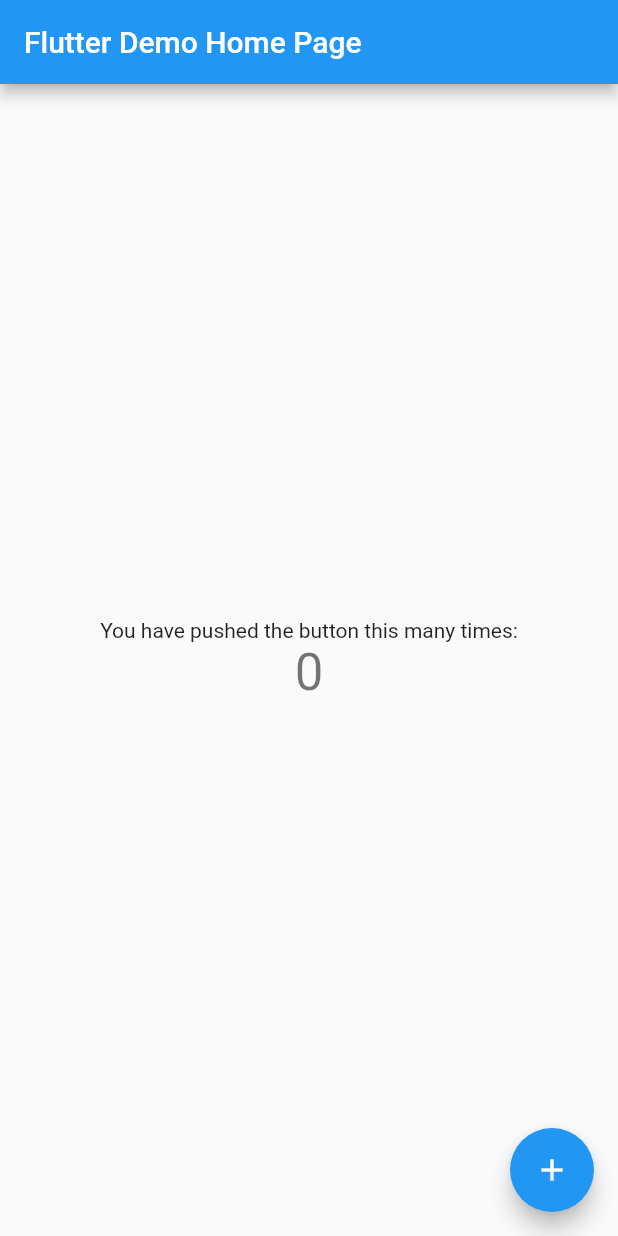
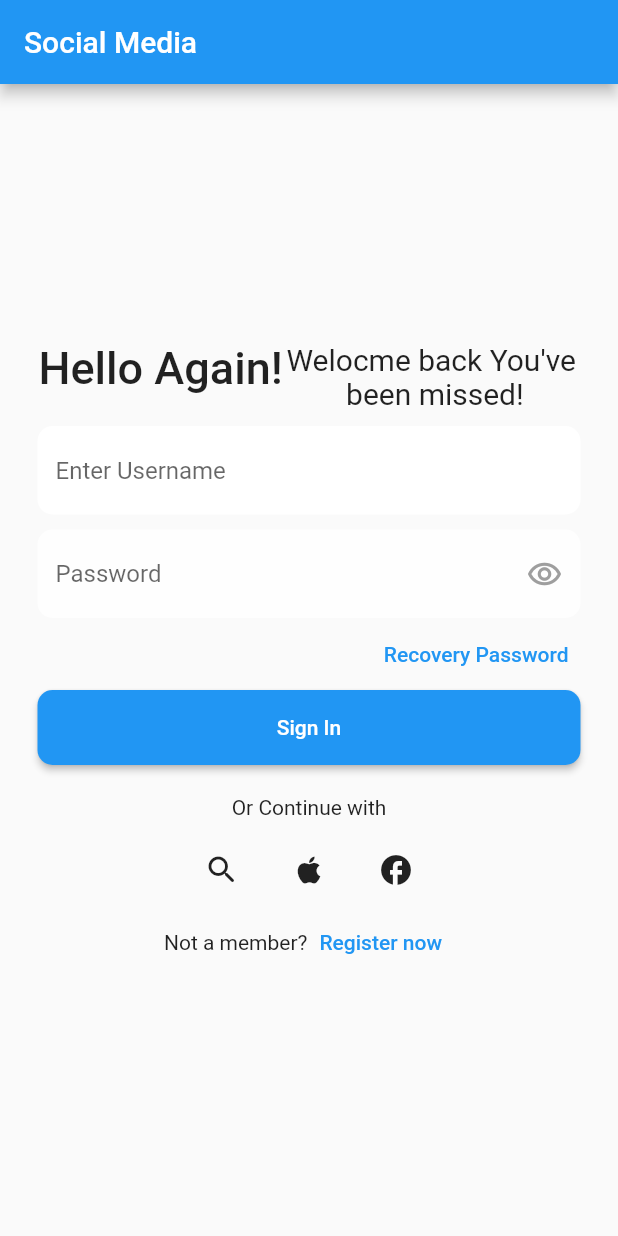
Before and after one commit to NShreedesh/SocialMedia-Flutter, a Flutter app: the screen it shows after launch, on a phone screen of 412 x 824 dp. Run offline on Flutter 3.47's test engine with Material 2 defaults, Android fonts, the phone set to English and light mode, and no system bars.

Commit message:
add login page

```diff
--- a/lib/main.dart
+++ b/lib/main.dart
@@ -1,4 +1,5 @@
 import 'package:flutter/material.dart';
+import 'package:socialmedia/pages/login.dart';
 
 void main() {
   runApp(const MyApp());
@@ -7,109 +8,16 @@ void main() {
 class MyApp extends StatelessWidget {
   const MyApp({super.key});
 
-  // This widget is the root of your application.
   @override
   Widget build(BuildContext context) {
     return MaterialApp(
-      title: 'Flutter Demo',
-      theme: ThemeData(
-        // This is the theme of your application.
-        //
-        // Try running your application with "flutter run". You'll see the
-        // application has a blue toolbar. Then, without quitting the app, try
-        // changing the primarySwatch below to Colors.green and then invoke
-        // "hot reload" (press "r" in the console where you ran "flutter run",
-        // or simply save your changes to "hot reload" in a Flutter IDE).
-        // Notice that the counter didn't reset back to zero; the application
-        // is not restarted.
-        primarySwatch: Colors.blue,
+      home: Scaffold(
+        resizeToAvoidBottomInset: false,
+        appBar: AppBar(
+          title: const Text('Social Media'),
+        ),
+        body: const Login(),
       ),
-      home: const MyHomePage(title: 'Flutter Demo Home Page'),
     );
   }
 }
-
-class MyHomePage extends StatefulWidget {
-  const MyHomePage({super.key, required this.title});
-
-  // This widget is the home page of your application. It is stateful, meaning
-  // that it has a State object (defined below) that contains fields that affect
-  // how it looks.
-
-  // This class is the configuration for the state. It holds the values (in this
-  // case the title) provided by the parent (in this case the App widget) and
-  // used by the build method of the State. Fields in a Widget subclass are
-  // always marked "final".
-
-  final String title;
-
-  @override
-  State<MyHomePage> createState() => _MyHomePageState();
-}
-
-class _MyHomePageState extends State<MyHomePage> {
-  int _counter = 0;
-
-  void _incrementCounter() {
-    setState(() {
-      // This call to setState tells the Flutter framework that something has
-      // changed in this State, which causes it to rerun the build method below
-      // so that the display can reflect the updated values. If we changed
-      // _counter without calling setState(), then the build method would not be
-      // called again, and so nothing would appear to happen.
-      _counter++;
-    });
-  }
-
-  @override
-  Widget build(BuildContext context) {
-    // This method is rerun every time setState is called, for instance as done
-    // by the _incrementCounter method above.
-    //
-    // The Flutter framework has been optimized to make rerunning build methods
-    // fast, so that you can just rebuild anything that needs updating rather
-    // than having to individually change instances of widgets.
-    return Scaffold(
-      appBar: AppBar(
-        // Here we take the value from the MyHomePage object that was created by
-        // the App.build method, and use it to set our appbar title.
-        title: Text(widget.title),
-      ),
-      body: Center(
-        // Center is a layout widget. It takes a single child and positions it
-        // in the middle of the parent.
-        child: Column(
-          // Column is also a layout widget. It takes a list of children and
-          // arranges them vertically. By default, it sizes itself to fit its
-          // children horizontally, and tries to be as tall as its parent.
-          //
-          // Invoke "debug painting" (press "p" in the console, choose the
-          // "Toggle Debug Paint" action from the Flutter Inspector in Android
-          // Studio, or the "Toggle Debug Paint" command in Visual Studio Code)
-          // to see the wireframe for each widget.
-          //
-          // Column has various properties to control how it sizes itself and
-          // how it positions its children. Here we use mainAxisAlignment to
-          // center the children vertically; the main axis here is the vertical
-          // axis because Columns are vertical (the cross axis would be
-          // horizontal).
-          mainAxisAlignment: MainAxisAlignment.center,
-          children: <Widget>[
-            const Text(
-              'You have pushed the button this many times:',
-            ),
-            Text(
-              '$_counter',
-              style: Theme.of(context).textTheme.headlineMedium,
-            ),
-          ],
-        ),
-      ),
-      floatingActionButton: FloatingActionButton(
-        onPressed: _incrementCounter,
-        tooltip: 'Increment',
-        child: const Icon(Icons.add),
-      ), // This trailing comma makes auto-formatting nicer for build methods.
-    );
-  }
-}
--- /dev/null
+++ b/lib/pages/login.dart
@@ -0,0 +1,134 @@
+import 'package:flutter/material.dart';
+
+class Login extends StatelessWidget {
+  const Login({super.key});
+
+  @override
+  Widget build(BuildContext context) {
+    return Padding(
+      padding: const EdgeInsets.symmetric(horizontal: 25),
+      child: Column(
+        mainAxisAlignment: MainAxisAlignment.center,
+        crossAxisAlignment: CrossAxisAlignment.center,
+        children: [
+          Wrap(
+            alignment: WrapAlignment.center,
+            runSpacing: 10,
+            children: const [
+              Text(
+                'Hello Again!',
+                style: TextStyle(
+                  fontSize: 30,
+                  fontWeight: FontWeight.w500,
+                ),
+              ),
+              Text(
+                'Welocme back You\'ve \n been missed!',
+                style: TextStyle(
+                  fontSize: 20,
+                ),
+                textAlign: TextAlign.center,
+              ),
+            ],
+          ),
+          const SizedBox(
+            height: 10,
+          ),
+          Wrap(
+            runSpacing: 10,
+            children: const [
+              TextField(
+                decoration: InputDecoration(
+                  filled: true,
+                  fillColor: Color.fromARGB(255, 255, 255, 255),
+                  border: OutlineInputBorder(
+                    borderRadius: BorderRadius.all(
+                      Radius.circular(10),
+                    ),
+                    borderSide: BorderSide.none,
+                  ),
+                  hintText: 'Enter Username',
+                ),
+              ),
+              TextField(
+                decoration: InputDecoration(
+                  suffixIcon: Icon(
+                    Icons.remove_red_eye_outlined,
+                    color: Colors.grey,
+                  ),
+                  filled: true,
+                  fillColor: Color.fromARGB(200, 255, 255, 255),
+                  border: OutlineInputBorder(
+                    borderRadius: BorderRadius.all(
+                      Radius.circular(10),
+                    ),
+                    borderSide: BorderSide.none,
+                  ),
+                  hintText: 'Password',
+                ),
+                obscureText: true,
+              ),
+            ],
+          ),
+          Align(
+            alignment: Alignment.centerRight,
+            child: TextButton(
+              onPressed: () => {},
+              child: const Text('Recovery Password'),
+            ),
+          ),
+          SizedBox(
+            width: double.infinity,
+            height: 50,
+            child: ElevatedButton(
+              onPressed: () => {},
+              style: ButtonStyle(
+                shape: MaterialStateProperty.all<RoundedRectangleBorder>(
+                  RoundedRectangleBorder(
+                    borderRadius: BorderRadius.circular(10),
+                  ),
+                ),
+              ),
+              child: const Text('Sign In'),
+            ),
+          ),
+          const SizedBox(
+            height: 20,
+          ),
+          const Text('Or Continue with'),
+          const SizedBox(
+            height: 10,
+          ),
+          Wrap(
+            alignment: WrapAlignment.center,
+            spacing: 10,
+            children: [
+              IconButton(
+                onPressed: () => {},
+                icon: const Icon(Icons.search_rounded),
+              ),
+              IconButton(
+                onPressed: () => {},
+                icon: const Icon(Icons.apple),
+              ),
+              IconButton(
+                onPressed: () => {},
+                icon: const Icon(Icons.facebook),
+              ),
+            ],
+          ),
+          Row(
+            mainAxisAlignment: MainAxisAlignment.center,
+            children: [
+              const Text('Not a member?'),
+              TextButton(
+                onPressed: () => {},
+                child: const Text('Register now'),
+              )
+            ],
+          )
+        ],
+      ),
+    );
+  }
+}
```
